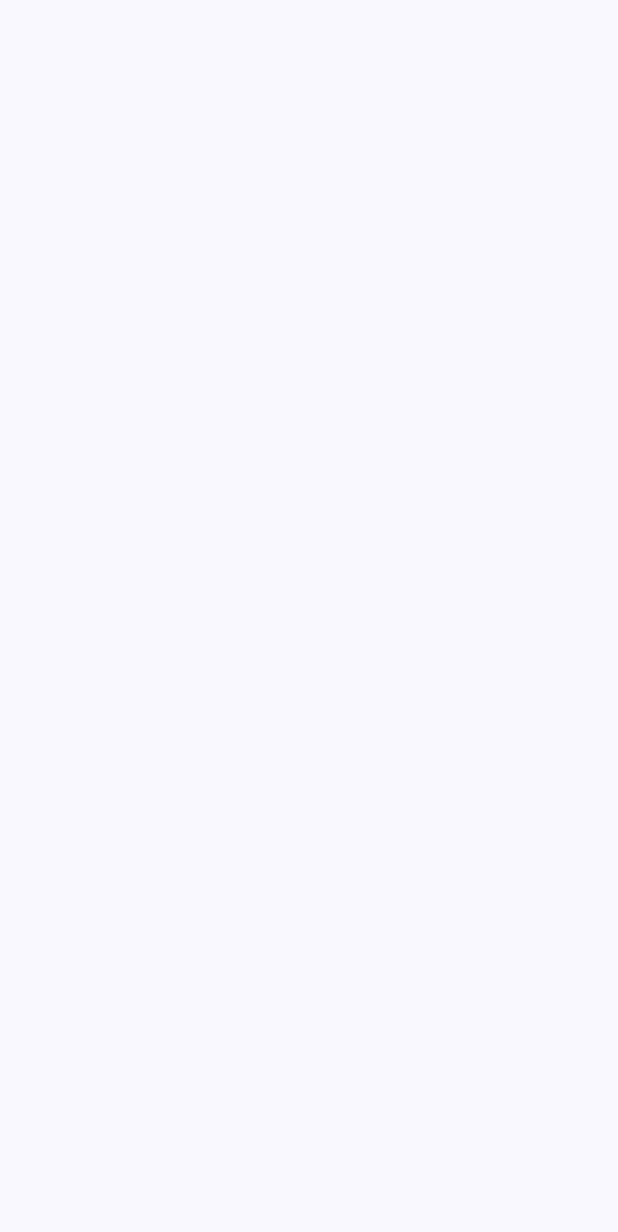
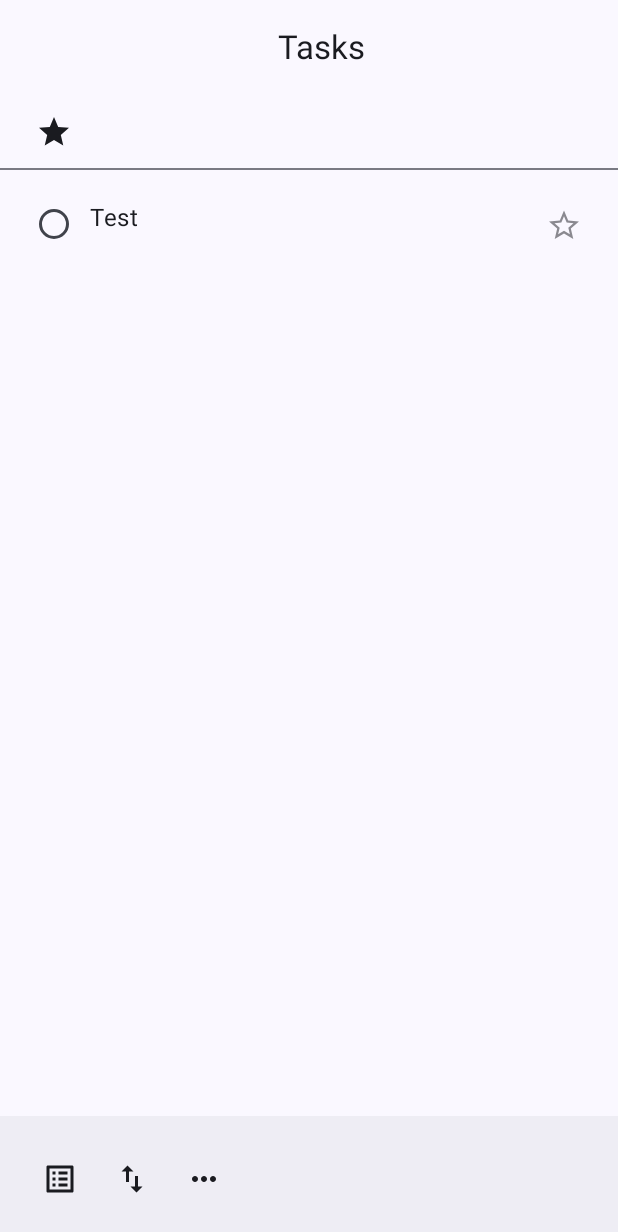
Before and after one commit to Maagar/ToDoApp, an Android app built with Jetpack Compose: the screen it shows after launch (MainActivity), on a phone screen of 412 x 824 dp. Before the commit the part shown is empty. Shown: the top 1232 px of the screen. Run offline under Robolectric (Android 15) with nearby library versions, the phone set to English and light mode, and no system bars; our stand-ins replace accompanist.

Commit message:
Added quite a bit of the UI and finally decided on data structure

```diff
--- a/app/src/main/java/com/example/todoapp/data/task.kt
+++ b/app/src/main/java/com/example/todoapp/data/task.kt
@@ -12,6 +12,6 @@ data class Task(
     val details: String,
     val star: Boolean,
     val completed: Boolean,
-    val listPlace: Int
+    val listPlace: Int,
 
 )
--- a/app/src/main/java/com/example/todoapp/data/taskList.kt
+++ b/app/src/main/java/com/example/todoapp/data/taskList.kt
@@ -7,5 +7,6 @@ import androidx.room.PrimaryKey
 data class TaskList(
     @PrimaryKey(autoGenerate = true)
     val id: Int,
-    val name: String
+    val name: String,
+    val listPlace: Int
 )
--- a/app/src/main/java/com/example/todoapp/ui/appScreen.kt
+++ b/app/src/main/java/com/example/todoapp/ui/appScreen.kt
@@ -1,16 +1,80 @@
 package com.example.todoapp.ui
 
+import androidx.compose.foundation.background
+import androidx.compose.foundation.layout.Column
+import androidx.compose.foundation.layout.Row
+import androidx.compose.foundation.layout.fillMaxWidth
+import androidx.compose.foundation.layout.padding
+import androidx.compose.material3.BottomAppBar
 import androidx.compose.material3.ExperimentalMaterial3Api
+import androidx.compose.material3.Icon
+import androidx.compose.material3.IconButton
+import androidx.compose.material3.MaterialTheme
 import androidx.compose.material3.Scaffold
 import androidx.compose.material3.Text
 import androidx.compose.material3.TopAppBar
 import androidx.compose.runtime.Composable
 import androidx.compose.ui.Modifier
+import androidx.compose.ui.graphics.vector.ImageVector
 import androidx.compose.ui.res.stringResource
+import androidx.compose.ui.res.vectorResource
+import androidx.compose.ui.text.style.TextAlign
+import androidx.compose.ui.unit.dp
 import com.example.todoapp.R
+import com.example.todoapp.ui.components.Task
+import com.example.todoapp.ui.components.TaskListBar
+import com.google.accompanist.systemuicontroller.rememberSystemUiController
 
 @OptIn(ExperimentalMaterial3Api::class)
 @Composable
 fun AppScreen(modifier: Modifier = Modifier) {
-
+    val colors = MaterialTheme.colorScheme
+    val topBarColor = colors.background
+    val systemUiController = rememberSystemUiController()
+    systemUiController.setStatusBarColor(topBarColor)
+    Scaffold(
+        bottomBar = {
+                    BottomAppBar {
+                        Row(modifier = modifier.padding(horizontal = 12.dp)) {
+                            IconButton(onClick = { /*TODO*/ }) {
+                                Icon(
+                                    imageVector = ImageVector.vectorResource(R.drawable.baseline_list_alt_24),
+                                    contentDescription = stringResource(R.string.your_lists)
+                                )
+                            }
+                            IconButton(onClick = { /*TODO*/ }) {
+                                Icon(
+                                    imageVector = ImageVector.vectorResource(R.drawable.baseline_swap_vert_24),
+                                    contentDescription = stringResource(R.string.sort)
+                                )
+                            }
+                            IconButton(onClick = { /*TODO*/ }) {
+                                Icon(
+                                    imageVector = ImageVector.vectorResource(R.drawable.baseline_more_horiz_24),
+                                    contentDescription = stringResource(R.string.manage)
+                                )
+                            }
+                        }
+                    }
+        },
+        topBar = {
+            TopAppBar(
+                modifier = Modifier.background(MaterialTheme.colorScheme.background),
+                title = {
+                    Text(
+                        text = stringResource(R.string.top_bar_title),
+                        textAlign = TextAlign.Center,
+                        modifier = Modifier.fillMaxWidth()
+                    )
+                }
+            )
+        }
+    ) {paddingValues ->
+        Column(
+            modifier = Modifier.padding(paddingValues)
+        ) {
+            TaskListBar()
+            Task(text = "Test")
+        }
+    }
 }
--- /dev/null
+++ b/app/src/main/java/com/example/todoapp/ui/components/Task.kt
@@ -0,0 +1,59 @@
+package com.example.todoapp.ui.components
+
+import androidx.compose.foundation.layout.Arrangement
+import androidx.compose.foundation.layout.Row
+import androidx.compose.foundation.layout.Spacer
+import androidx.compose.foundation.layout.fillMaxWidth
+import androidx.compose.foundation.layout.padding
+import androidx.compose.foundation.layout.size
+import androidx.compose.material3.Icon
+import androidx.compose.material3.IconButton
+import androidx.compose.material3.RadioButton
+import androidx.compose.material3.Text
+import androidx.compose.runtime.Composable
+import androidx.compose.ui.Alignment
+import androidx.compose.ui.Modifier
+import androidx.compose.ui.draw.alpha
+import androidx.compose.ui.graphics.vector.ImageVector
+import androidx.compose.ui.res.vectorResource
+import androidx.compose.ui.text.style.TextOverflow
+import androidx.compose.ui.unit.dp
+import com.example.todoapp.R
+
+@Composable
+fun Task(
+    modifier: Modifier = Modifier,
+    text: String
+) {
+    Row(
+        modifier = modifier
+            .fillMaxWidth()
+            .padding(12.dp),
+        verticalAlignment = Alignment.Top,
+        horizontalArrangement = Arrangement.Center
+
+    ) {
+        RadioButton(
+            selected = false,
+            onClick = { /*TODO*/ }
+        )
+        Text(
+            modifier = Modifier.padding(top = 8.dp),
+            text = text,
+            maxLines = 5,
+            overflow = TextOverflow.Ellipsis
+        )
+        Spacer(modifier = Modifier.weight(1f))
+        IconButton(
+            onClick = { /*TODO*/ },
+        ) {
+            Icon(
+                imageVector = ImageVector.vectorResource(id = R.drawable.star_fill0_wght400_grad0_opsz48),
+                contentDescription = null,
+                modifier = Modifier
+                    .size(24.dp)
+                    .alpha(0.5f)
+            )
+        }
+    }
+}
--- /dev/null
+++ b/app/src/main/java/com/example/todoapp/ui/components/TaskListBar.kt
@@ -0,0 +1,30 @@
+package com.example.todoapp.ui.components
+
+import androidx.compose.foundation.layout.Row
+import androidx.compose.foundation.layout.fillMaxWidth
+import androidx.compose.foundation.layout.padding
+import androidx.compose.material.icons.Icons
+import androidx.compose.material.icons.filled.Star
+import androidx.compose.material3.Divider
+import androidx.compose.material3.Icon
+import androidx.compose.material3.IconButton
+import androidx.compose.runtime.Composable
+import androidx.compose.ui.Modifier
+import androidx.compose.ui.unit.dp
+
+@Composable
+fun TaskListBar(modifier: Modifier = Modifier) {
+    Row(
+        modifier = modifier
+            .fillMaxWidth()
+            .padding(horizontal = 12.dp)
+
+    ) {
+        IconButton(
+            onClick = { /*TODO*/ }
+        ) {
+            Icon(imageVector = Icons.Default.Star, contentDescription = null)
+        }
+    }
+    Divider()
+}
--- a/app/src/main/java/com/example/todoapp/ui/theme/Theme.kt
+++ b/app/src/main/java/com/example/todoapp/ui/theme/Theme.kt
@@ -67,4 +67,5 @@ fun ToDoAppTheme(
         typography = Typography,
         content = content
     )
+
 }
--- /dev/null
+++ b/app/src/main/res/drawable/baseline_list_alt_24.xml
@@ -0,0 +1,5 @@
+<vector android:autoMirrored="true" android:height="24dp"
+    android:tint="#000000" android:viewportHeight="24"
+    android:viewportWidth="24" android:width="24dp" xmlns:android="http://schemas.android.com/apk/res/android">
+    <path android:fillColor="@android:color/white" android:pathData="M19,5v14L5,19L5,5h14m1.1,-2L3.9,3c-0.5,0 -0.9,0.4 -0.9,0.9v16.2c0,0.4 0.4,0.9 0.9,0.9h16.2c0.4,0 0.9,-0.5 0.9,-0.9L21,3.9c0,-0.5 -0.5,-0.9 -0.9,-0.9zM11,7h6v2h-6L11,7zM11,11h6v2h-6v-2zM11,15h6v2h-6zM7,7h2v2L7,9zM7,11h2v2L7,13zM7,15h2v2L7,17z"/>
+</vector>
--- /dev/null
+++ b/app/src/main/res/drawable/baseline_more_horiz_24.xml
@@ -0,0 +1,5 @@
+<vector android:height="24dp" android:tint="#000000"
+    android:viewportHeight="24" android:viewportWidth="24"
+    android:width="24dp" xmlns:android="http://schemas.android.com/apk/res/android">
+    <path android:fillColor="@android:color/white" android:pathData="M6,10c-1.1,0 -2,0.9 -2,2s0.9,2 2,2 2,-0.9 2,-2 -0.9,-2 -2,-2zM18,10c-1.1,0 -2,0.9 -2,2s0.9,2 2,2 2,-0.9 2,-2 -0.9,-2 -2,-2zM12,10c-1.1,0 -2,0.9 -2,2s0.9,2 2,2 2,-0.9 2,-2 -0.9,-2 -2,-2z"/>
+</vector>
--- /dev/null
+++ b/app/src/main/res/drawable/baseline_swap_vert_24.xml
@@ -0,0 +1,5 @@
+<vector android:height="24dp" android:tint="#000000"
+    android:viewportHeight="24" android:viewportWidth="24"
+    android:width="24dp" xmlns:android="http://schemas.android.com/apk/res/android">
+    <path android:fillColor="@android:color/white" android:pathData="M16,17.01V10h-2v7.01h-3L15,21l4,-3.99h-3zM9,3L5,6.99h3V14h2V6.99h3L9,3z"/>
+</vector>
--- /dev/null
+++ b/app/src/main/res/drawable/star_fill0_wght400_grad0_opsz48.xml
@@ -0,0 +1,9 @@
+<vector xmlns:android="http://schemas.android.com/apk/res/android"
+    android:width="48dp"
+    android:height="48dp"
+    android:viewportWidth="960"
+    android:viewportHeight="960">
+  <path
+      android:fillColor="#FF000000"
+      android:pathData="m323,755 l157,-94 157,95 -42,-178 138,-120 -182,-16 -71,-168 -71,167 -182,16 138,120 -42,178ZM233,880l65,-281L80,410l288,-25 112,-265 112,265 288,25 -218,189 65,281 -247,-149L233,880ZM480,525Z"/>
+</vector>
--- a/app/src/main/res/values/strings.xml
+++ b/app/src/main/res/values/strings.xml
@@ -1,4 +1,7 @@
 <resources>
     <string name="app_name">ToDoApp</string>
     <string name="top_bar_title">Tasks</string>
+    <string name="sort">sort</string>
+    <string name="your_lists">your lists</string>
+    <string name="manage">manage</string>
 </resources>
```
Also changed, not shown: app/build.gradle.kts (+7 -1 lines), app/src/main/java/com/example/todoapp/dao/taskDao.kt (deleted, +0 -13 lines), app/src/main/java/com/example/todoapp/dao/taskListDao.kt (deleted, +0 -21 lines), app/src/main/java/com/example/todoapp/data/AppDatabase.kt (added, +35 -0 lines), app/src/main/java/com/example/todoapp/data/TaskDao.kt (added, +26 -0 lines), app/src/main/java/com/example/todoapp/data/TaskListDao.kt (added, +29 -0 lines), app/src/main/java/com/example/todoapp/data/TaskListRepository.kt (added, +10 -0 lines), app/src/main/java/com/example/todoapp/data/TaskListViewModel.kt (added, +25 -0 lines).
